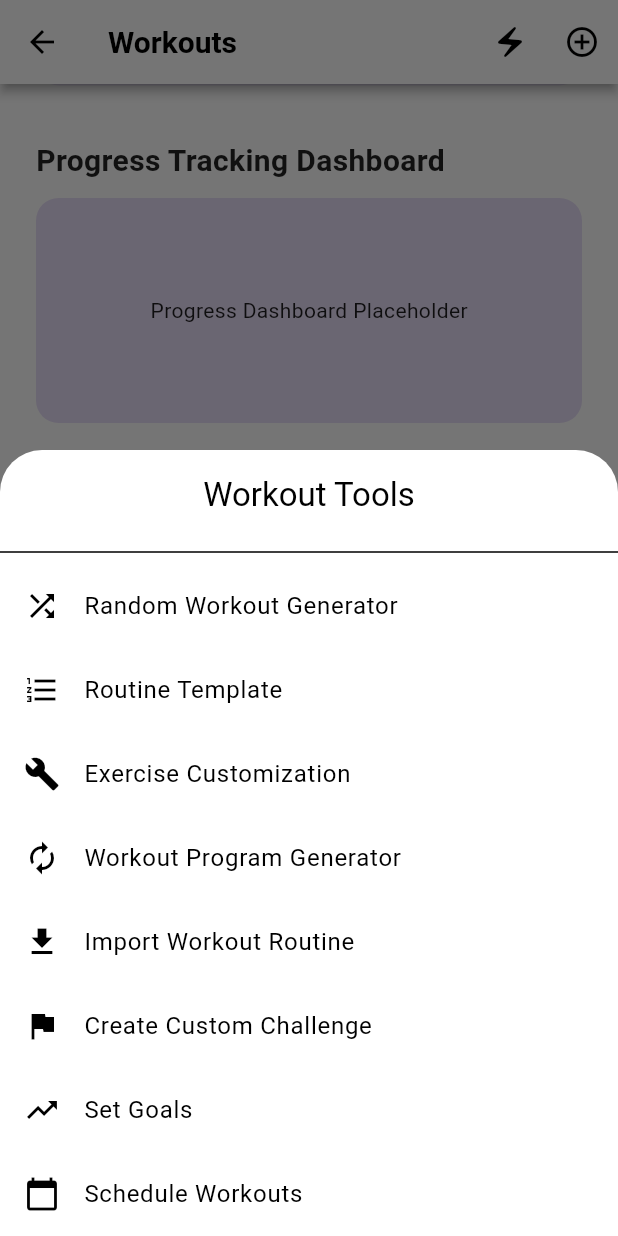
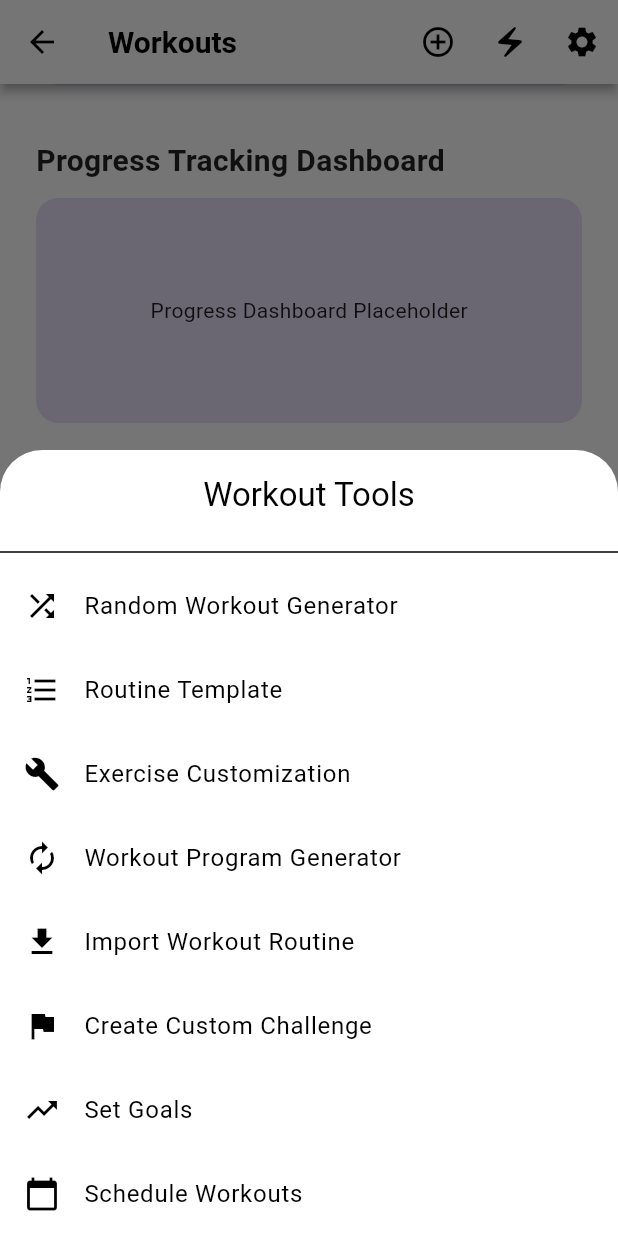
Before and after one commit to grantrisk/peak, a Flutter app: the ExerciseScreen screen opened directly, scrolled down 447 dp, after a tap on the "add circle outline" icon, on a phone screen of 412 x 824 dp. Run offline on Flutter 3.47's test engine with Material 3 defaults, Android fonts, the phone set to English and light mode, and no system bars.

Commit message:
modified app header

```diff
--- a/lib/screens/exercise_screen.dart
+++ b/lib/screens/exercise_screen.dart
@@ -1,6 +1,7 @@
 import 'dart:convert';
 import 'dart:math';
 
+import 'package:fitness_app/screens/setting_screen.dart';
 import 'package:flutter/material.dart';
 import 'package:flutter/services.dart';
 import 'package:uuid/uuid.dart';
@@ -23,6 +24,13 @@ class _ExerciseScreenState extends State<ExerciseScreen> {
         title: 'Workouts',
         actions: <Widget>[
           IconButton(
+            icon: Icon(Icons.add_circle_outline),
+            onPressed: () async {
+              HapticFeedback.heavyImpact();
+              _showCreationOptions(context);
+            },
+          ),
+          IconButton(
             icon: Icon(Icons.electric_bolt),
             onPressed: () {
               HapticFeedback.heavyImpact();
@@ -30,10 +38,12 @@ class _ExerciseScreenState extends State<ExerciseScreen> {
             },
           ),
           IconButton(
-            icon: Icon(Icons.add_circle_outline),
-            onPressed: () async {
+            icon: Icon(Icons.settings),
+            onPressed: () {
               HapticFeedback.heavyImpact();
-              _showCreationOptions(context);
+              Navigator.of(context).push(
+                MaterialPageRoute(builder: (context) => SettingsScreen()),
+              );
             },
           ),
         ],
@@ -115,22 +125,6 @@ class _ExerciseScreenState extends State<ExerciseScreen> {
   }
 
   void _showCreationOptions(BuildContext context) async {
-    // TODO: this is temporary, update this later
-    final jsonString =
-        await rootBundle.loadString('assets/resources/workouts.json');
-    final jsonResponse = json.decode(jsonString);
-    final exercises = jsonResponse['shoulders'] as List;
-
-    final randomExercise = exercises[Random().nextInt(exercises.length)];
-
-    /*Navigator.push(
-      context,
-      MaterialPageRoute(
-        builder: (context) =>
-            NewWorkoutScreen(initialExercise: randomExercise),
-      ),
-    );*/
-
     showModalBottomSheet(
       isScrollControlled: true,
       context: context,
```
